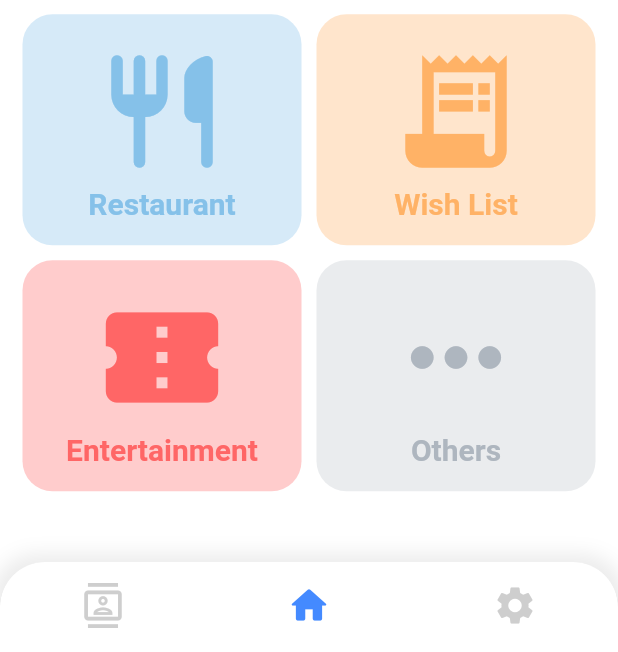
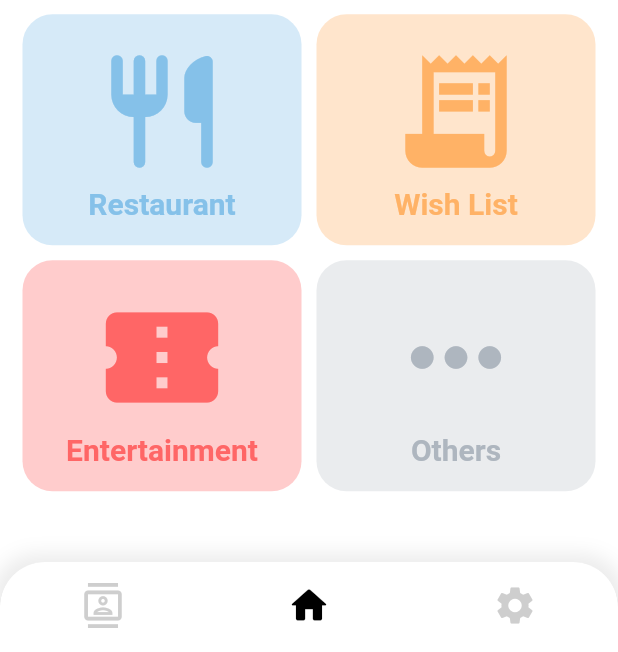
Before and after one commit to impulsado/personalDB, a Flutter app: the HomePage screen opened by its route, on a phone screen of 412 x 824 dp, the part 584-1236 px from its top. Run offline on Flutter 3.47's test engine with Material 2 defaults, Android fonts, the phone set to English and light mode, and no system bars; our stand-ins replace file_picker, flutter_rating_bar, flutter_secure_storage, google_fonts, numberpicker, share_plus and 1 more; accounts and stored records are empty.

Commit message:
(MOD) Navigation Bar Color

```diff
--- a/lib/home/home.dart
+++ b/lib/home/home.dart
@@ -61,7 +61,7 @@ class _HomePageState extends State<HomePage> {
           currentIndex: _currentIndex,
           showSelectedLabels: false,
           showUnselectedLabels: false,
-          selectedItemColor: Colors.blueAccent,
+          selectedItemColor: Colors.black,
           unselectedItemColor: Colors.grey.withOpacity(0.5),
           onTap: (index) {
             setState(() {
```
